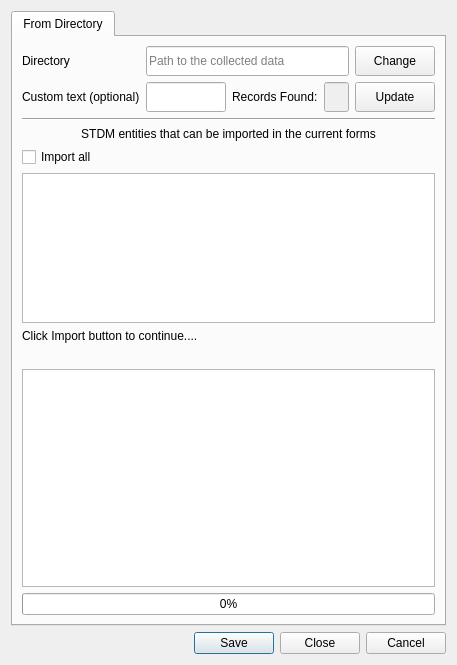
Above: stdm/ui/ui_geoodk_import.ui from gltn/stdm before the change. Below: the same form after it.
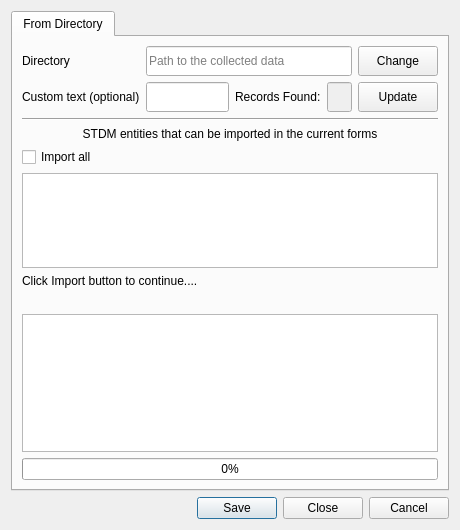
That is the form after the change.

```diff
--- a/stdm/ui/ui_geoodk_import.ui
+++ b/stdm/ui/ui_geoodk_import.ui
@@ -6,14 +6,14 @@
             <rect>
                 <x>0</x>
                 <y>0</y>
-                <width>457</width>
-                <height>665</height>
+    <width>460</width>
+    <height>530</height>
             </rect>
         </property>
         <property name="maximumSize">
             <size>
-                <width>16777215</width>
-                <height>700</height>
+    <width>500</width>
+    <height>530</height>
             </size>
         </property>
         <property name="windowTitle">
```
Lines whose indentation alone changed are shown as unchanged.
